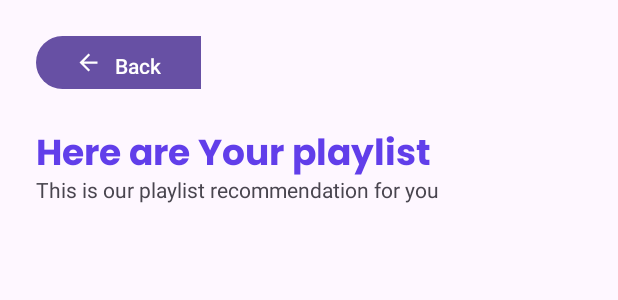
After one commit to SoundMood/mobile-development, an Android app: the layout activity_mood_playlist_generated.xml on its own in the app's theme, with its tools: preview values and no code run, on a phone screen of 412 x 824 dp. The commit adds this screen. Shown: the top 300 px of the screen. Run offline under Robolectric (Android 15) with nearby library versions, the phone set to English and light mode, and no system bars.

Commit message:
mood playlist generated page create

```diff
--- a/app/src/main/java/com/example/soundmood/data/PreferenceViewModel.kt
+++ b/app/src/main/java/com/example/soundmood/data/PreferenceViewModel.kt
@@ -19,7 +19,6 @@ class PreferenceViewModel(private val repository: PreferenceRepository):ViewMode
             repository.saveAccessToken(token)
         }
     }
-
     // Menyimpan dark mode
     fun saveDarkMode(isDark:Boolean){
         viewModelScope.launch {
--- /dev/null
+++ b/app/src/main/res/drawable/back_butt_shape.xml
@@ -0,0 +1,10 @@
+<?xml version="1.0" encoding="utf-8"?>
+<shape xmlns:android="http://schemas.android.com/apk/res/android"
+    android:shape="rectangle">
+    <solid android:color="#7C7AFF" /> <!-- Ganti warna sesuai keinginan -->
+
+    <corners
+        android:bottomLeftRadius="100dp"
+        android:topLeftRadius="100dp"
+        /><!-- Atur radius sudut sesuai keinginan -->
+</shape>
--- /dev/null
+++ b/app/src/main/res/drawable/baseline_arrow_back_24.xml
@@ -0,0 +1,5 @@
+<vector xmlns:android="http://schemas.android.com/apk/res/android" android:autoMirrored="true" android:height="24dp" android:tint="#FFFFFF" android:viewportHeight="24" android:viewportWidth="24" android:width="24dp">
+
+    <path android:fillColor="@android:color/white" android:pathData="M20,11H7.83l5.59,-5.59L12,4l-8,8 8,8 1.41,-1.41L7.83,13H20v-2z"/>
+
+</vector>
--- /dev/null
+++ b/app/src/main/res/drawable/very_less_round.xml
@@ -0,0 +1,4 @@
+<shape xmlns:android="http://schemas.android.com/apk/res/android">
+    <solid android:color="@color/white" /> <!-- Ganti dengan warna latar -->
+    <corners android:radius="10dp" /> <!-- Pastikan radius cukup besar untuk membulatkan -->
+</shape>
--- /dev/null
+++ b/app/src/main/res/layout/activity_mood_playlist_generated.xml
@@ -0,0 +1,56 @@
+<?xml version="1.0" encoding="utf-8"?>
+<androidx.constraintlayout.widget.ConstraintLayout xmlns:android="http://schemas.android.com/apk/res/android"
+    xmlns:app="http://schemas.android.com/apk/res-auto"
+    xmlns:tools="http://schemas.android.com/tools"
+    android:id="@+id/main"
+    android:layout_width="match_parent"
+    android:layout_height="match_parent"
+    tools:context=".ui.moodplaylistgenerated.MoodPlaylistGeneratedActivity">
+    <Button
+        android:id="@+id/btn_back"
+        android:layout_width="110dp"
+        android:layout_height="35dp"
+        app:layout_constraintLeft_toLeftOf="parent"
+        app:layout_constraintTop_toTopOf="parent"
+        android:text="@string/back"
+        android:gravity="center"
+        app:icon="@drawable/baseline_arrow_back_24"
+        app:iconGravity="textStart"
+        android:background="@drawable/back_butt_shape"
+        android:layout_marginTop="24dp"
+        android:layout_marginLeft="24dp"
+        />
+    <TextView
+        android:id="@+id/tv_playlist_mood"
+        android:layout_width="wrap_content"
+        android:layout_height="wrap_content"
+        android:text="@string/here_are_your_playlist"
+        app:layout_constraintTop_toBottomOf="@id/btn_back"
+        app:layout_constraintLeft_toLeftOf="parent"
+        android:layout_marginTop="24dp"
+        android:layout_marginLeft="24dp"
+        android:textSize="24sp"
+        android:fontFamily="@font/poppins_bold"
+        android:textColor="@color/purple"
+
+
+        />
+    <TextView
+        android:id="@+id/tv_playlist_desc"
+        android:layout_width="wrap_content"
+        android:layout_height="wrap_content"
+        android:text="This is our playlist recommendation for you"
+        app:layout_constraintTop_toBottomOf="@id/tv_playlist_mood"
+        app:layout_constraintLeft_toLeftOf="parent"
+        android:layout_marginLeft="24dp"
+        android:layout_marginTop="-8dp"
+        />
+    <androidx.recyclerview.widget.RecyclerView
+        android:layout_width="match_parent"
+        android:layout_height="wrap_content"
+        app:layout_constraintTop_toBottomOf="@id/tv_playlist_desc"
+        android:layout_marginTop="16dp"
+        android:layout_marginLeft="24dp"
+        android:layout_marginRight="24dp"
+        />
+</androidx.constraintlayout.widget.ConstraintLayout>
--- a/app/src/main/res/values/strings.xml
+++ b/app/src/main/res/values/strings.xml
@@ -20,4 +20,8 @@
     <string name="about">About</string>
     <string name="sign_out">Sign Out</string>
     <string name="your_history">Your History</string>
+    <string name="back">Back</string>
+    <string name="here_are_your_playlist">Here are Your playlist</string>
+    <string name="playlist">Playlist</string>
+    <string name="export">Export</string>
 </resources>
```
Also changed, not shown: app/src/main/AndroidManifest.xml (+8 -1 lines), app/src/main/java/com/example/soundmood/ui/moodplaylistgenerated/MoodPlaylistGeneratedActivity.kt (added, +21 -0 lines), app/src/main/res/drawable/export.xml (added, +10 -0 lines), app/src/main/res/layout/cardview_list.xml (added, +74 -0 lines).
